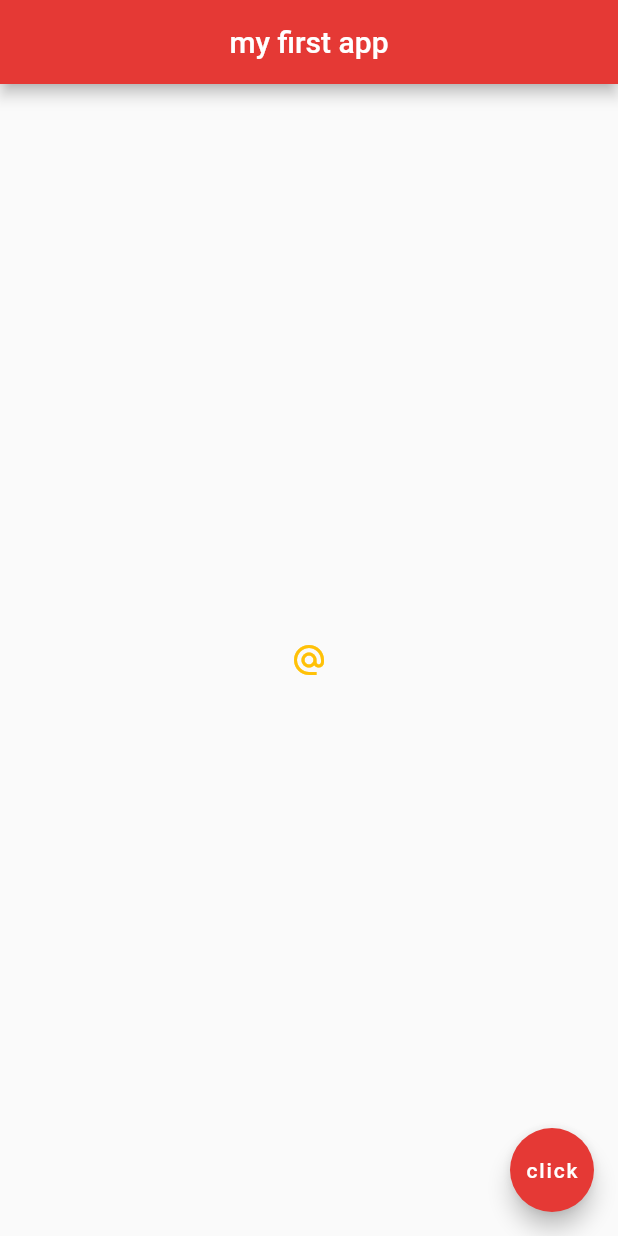
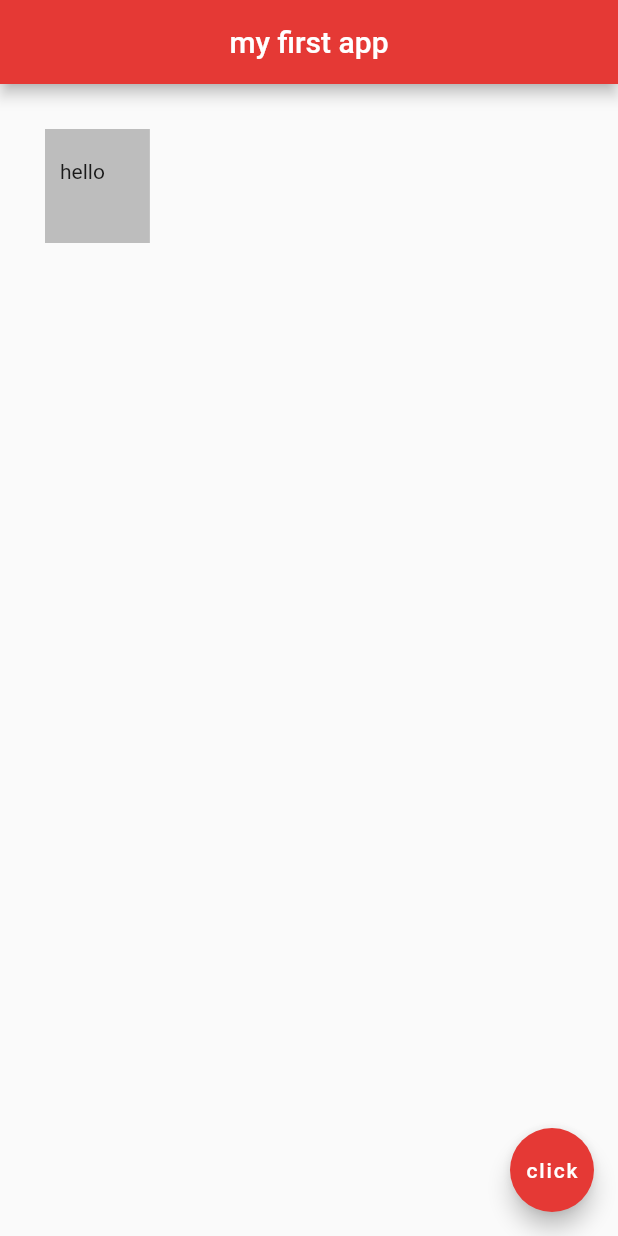
Before and after one commit to mdaniyal9/flutter, a Flutter app: the screen it shows after launch, on a phone screen of 412 x 824 dp. Run offline on Flutter 3.47's test engine with Material 2 defaults, Android fonts, the phone set to English and light mode, and no system bars.

Commit message:
container added

```diff
--- a/lib/main.dart
+++ b/lib/main.dart
@@ -15,16 +15,11 @@ class Home extends StatelessWidget {
         centerTitle: true,
         backgroundColor: Colors.red[600],
       ),
-      body: Center(
-        child: IconButton(
-          onPressed: () {
-            print('you clicked me');
-          },
-          icon: Icon(
-            Icons.alternate_email
-          ),
-          color: Colors.amber,
-        ),
+      body: Container(
+        padding: EdgeInsets.fromLTRB(10.0, 20.0, 30.0, 40.0),
+        margin: EdgeInsets.all(30.0),
+        color: Colors.grey[400],
+        child: Text('hello'),
       ),
       floatingActionButton: FloatingActionButton(
         onPressed: () {  },
```
